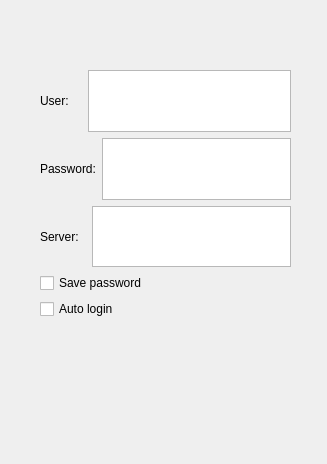
KangLin/RabbitIm, file Widgets/DlgLogin/DlgLogin.ui: the form before one commit.
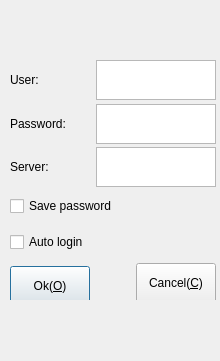
The form after the commit.

Commit message: 修改登录窗体布局

```diff
--- a/Widgets/DlgLogin/DlgLogin.ui
+++ b/Widgets/DlgLogin/DlgLogin.ui
@@ -6,8 +6,8 @@
    <rect>
     <x>0</x>
     <y>0</y>
-    <width>327</width>
-    <height>464</height>
+    <width>220</width>
+    <height>361</height>
    </rect>
   </property>
   <property name="windowTitle">
@@ -25,69 +25,260 @@
   <widget class="QWidget" name="verticalLayoutWidget">
    <property name="geometry">
     <rect>
-     <x>40</x>
-     <y>70</y>
-     <width>251</width>
-     <height>249</height>
+     <x>10</x>
+     <y>60</y>
+     <width>206</width>
+     <height>240</height>
     </rect>
    </property>
-   <layout class="QVBoxLayout" name="verticalLayout">
-    <item>
-     <layout class="QHBoxLayout" name="horizontalLayout_3">
-      <item>
-       <widget class="QLabel" name="label_3">
-        <property name="text">
-         <string>User:    </string>
-        </property>
-       </widget>
-      </item>
-      <item>
-       <widget class="QTextEdit" name="textEdit_3"/>
-      </item>
-     </layout>
+   <property name="sizePolicy">
+    <sizepolicy hsizetype="Preferred" vsizetype="Fixed">
+     <horstretch>0</horstretch>
+     <verstretch>0</verstretch>
+    </sizepolicy>
+   </property>
+   <property name="minimumSize">
+    <size>
+     <width>0</width>
+     <height>240</height>
+    </size>
+   </property>
+   <property name="maximumSize">
+    <size>
+     <width>16777215</width>
+     <height>240</height>
+    </size>
+   </property>
+   <layout class="QGridLayout" name="gridLayout">
+    <item row="0" column="0">
+     <widget class="QLabel" name="label_3">
+      <property name="sizePolicy">
+       <sizepolicy hsizetype="Preferred" vsizetype="Fixed">
+        <horstretch>0</horstretch>
+        <verstretch>0</verstretch>
+       </sizepolicy>
+      </property>
+      <property name="minimumSize">
+       <size>
+        <width>0</width>
+        <height>40</height>
+       </size>
+      </property>
+      <property name="maximumSize">
+       <size>
+        <width>16777215</width>
+        <height>40</height>
+       </size>
+      </property>
+      <property name="text">
+       <string>User:</string>
+      </property>
+     </widget>
     </item>
-    <item>
-     <layout class="QHBoxLayout" name="horizontalLayout_2">
-      <item>
-       <widget class="QLabel" name="label_2">
-        <property name="text">
-         <string>Password:</string>
-        </property>
-       </widget>
-      </item>
-      <item>
-       <widget class="QTextEdit" name="textEdit_2"/>
-      </item>
-     </layout>
+    <item row="0" column="1" colspan="2">
+     <widget class="QTextEdit" name="txtUser">
+      <property name="sizePolicy">
+       <sizepolicy hsizetype="Preferred" vsizetype="Fixed">
+        <horstretch>0</horstretch>
+        <verstretch>0</verstretch>
+       </sizepolicy>
+      </property>
+      <property name="minimumSize">
+       <size>
+        <width>0</width>
+        <height>40</height>
+       </size>
+      </property>
+      <property name="maximumSize">
+       <size>
+        <width>16777215</width>
+        <height>40</height>
+       </size>
+      </property>
+     </widget>
     </item>
-    <item>
-     <layout class="QHBoxLayout" name="horizontalLayout">
-      <item>
-       <widget class="QLabel" name="label">
-        <property name="text">
-         <string>Server:  </string>
-        </property>
-       </widget>
-      </item>
-      <item>
-       <widget class="QTextEdit" name="textEdit"/>
-      </item>
-     </layout>
+    <item row="1" column="0">
+     <widget class="QLabel" name="label_2">
+      <property name="sizePolicy">
+       <sizepolicy hsizetype="Preferred" vsizetype="Fixed">
+        <horstretch>0</horstretch>
+        <verstretch>0</verstretch>
+       </sizepolicy>
+      </property>
+      <property name="minimumSize">
+       <size>
+        <width>0</width>
+        <height>40</height>
+       </size>
+      </property>
+      <property name="maximumSize">
+       <size>
+        <width>16777215</width>
+        <height>40</height>
+       </size>
+      </property>
+      <property name="text">
+       <string>Password:</string>
+      </property>
+     </widget>
     </item>
-    <item>
-     <widget class="QCheckBox" name="checkBox">
+    <item row="1" column="1" colspan="2">
+     <widget class="QTextEdit" name="txtPassword">
+      <property name="sizePolicy">
+       <sizepolicy hsizetype="Preferred" vsizetype="Fixed">
+        <horstretch>0</horstretch>
+        <verstretch>0</verstretch>
+       </sizepolicy>
+      </property>
+      <property name="minimumSize">
+       <size>
+        <width>0</width>
+        <height>40</height>
+       </size>
+      </property>
+      <property name="maximumSize">
+       <size>
+        <width>16777215</width>
+        <height>40</height>
+       </size>
+      </property>
+     </widget>
+    </item>
+    <item row="2" column="0">
+     <widget class="QLabel" name="label">
+      <property name="sizePolicy">
+       <sizepolicy hsizetype="Preferred" vsizetype="Fixed">
+        <horstretch>0</horstretch>
+        <verstretch>0</verstretch>
+       </sizepolicy>
+      </property>
+      <property name="minimumSize">
+       <size>
+        <width>0</width>
+        <height>40</height>
+       </size>
+      </property>
+      <property name="maximumSize">
+       <size>
+        <width>16777215</width>
+        <height>40</height>
+       </size>
+      </property>
+      <property name="text">
+       <string>Server:</string>
+      </property>
+     </widget>
+    </item>
+    <item row="2" column="1" colspan="2">
+     <widget class="QTextEdit" name="txtServer">
+      <property name="sizePolicy">
+       <sizepolicy hsizetype="Preferred" vsizetype="Fixed">
+        <horstretch>0</horstretch>
+        <verstretch>0</verstretch>
+       </sizepolicy>
+      </property>
+      <property name="minimumSize">
+       <size>
+        <width>0</width>
+        <height>40</height>
+       </size>
+      </property>
+      <property name="maximumSize">
+       <size>
+        <width>16777215</width>
+        <height>40</height>
+       </size>
+      </property>
+     </widget>
+    </item>
+    <item row="3" column="0" colspan="2">
+     <widget class="QCheckBox" name="chkSave">
+      <property name="sizePolicy">
+       <sizepolicy hsizetype="Minimum" vsizetype="Fixed">
+        <horstretch>0</horstretch>
+        <verstretch>0</verstretch>
+       </sizepolicy>
+      </property>
+      <property name="minimumSize">
+       <size>
+        <width>0</width>
+        <height>30</height>
+       </size>
+      </property>
+      <property name="maximumSize">
+       <size>
+        <width>16777215</width>
+        <height>30</height>
+       </size>
+      </property>
       <property name="text">
        <string>Save password</string>
       </property>
      </widget>
     </item>
-    <item>
-     <widget class="QCheckBox" name="checkBox_2">
+    <item row="4" column="0">
+     <widget class="QCheckBox" name="chkLogin">
+      <property name="sizePolicy">
+       <sizepolicy hsizetype="Minimum" vsizetype="Fixed">
+        <horstretch>0</horstretch>
+        <verstretch>0</verstretch>
+       </sizepolicy>
+      </property>
+      <property name="minimumSize">
+       <size>
+        <width>0</width>
+        <height>30</height>
+       </size>
+      </property>
+      <property name="maximumSize">
+       <size>
+        <width>16777215</width>
+        <height>30</height>
+       </size>
+      </property>
       <property name="text">
        <string>Auto login</string>
       </property>
      </widget>
     </item>
+    <item row="5" column="0">
+     <widget class="QPushButton" name="pushButton">
+      <property name="minimumSize">
+       <size>
+        <width>0</width>
+        <height>40</height>
+       </size>
+      </property>
+      <property name="maximumSize">
+       <size>
+        <width>16777215</width>
+        <height>30</height>
+       </size>
+      </property>
+      <property name="text">
+       <string>Ok(&amp;O)</string>
+      </property>
+     </widget>
+    </item>
+    <item row="5" column="2">
+     <widget class="QPushButton" name="pushButton_2">
+      <property name="minimumSize">
+       <size>
+        <width>0</width>
+        <height>40</height>
+       </size>
+      </property>
+      <property name="maximumSize">
+       <size>
+        <width>16777215</width>
+        <height>40</height>
+       </size>
+      </property>
+      <property name="text">
+       <string>Cancel(&amp;C)</string>
+      </property>
+     </widget>
+    </item>
    </layout>
   </widget>
  </widget>
```
Left out of the diff: 2 changed lines with no effect on the pictures. The commit also changes 7 other files.
